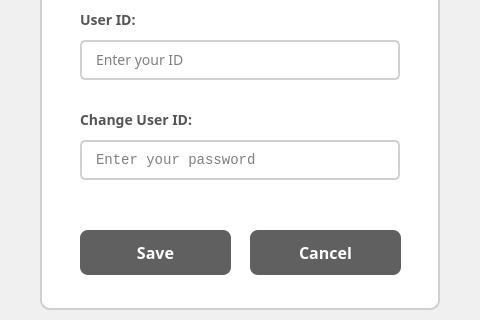
This is ui/Settings/AccountIdEditViewWindow.ui in eguruno1/calth_reader as Qt 5 draws it before an edit; both pictures show x 272 to 752 and y 165 to 485 of the 1024 by 600 pixel window. The edited form follows.
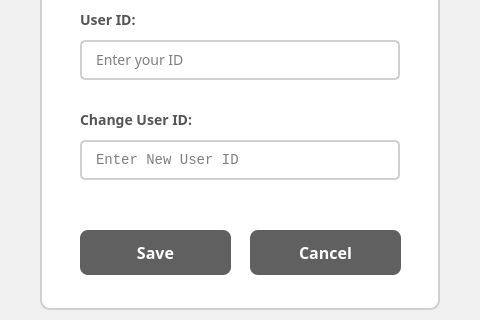
This is the edited form. Icons and pictures are not drawn.

```diff
--- a/ui/Settings/AccountIdEditViewWindow.ui
+++ b/ui/Settings/AccountIdEditViewWindow.ui
@@ -547,7 +547,7 @@
       <enum>QLineEdit::Normal</enum>
      </property>
      <property name="placeholderText">
-      <string>Enter your password</string>
+      <string>Enter New User ID</string>
      </property>
     </widget>
     <widget class="QPushButton" name="pushButton_save">
```
